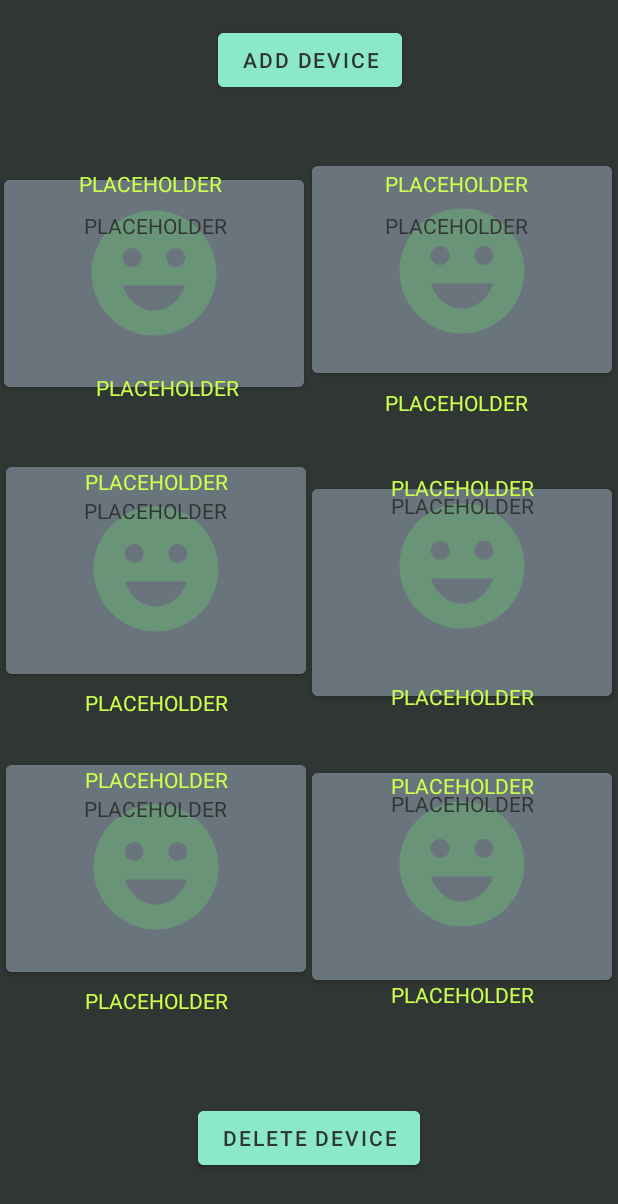
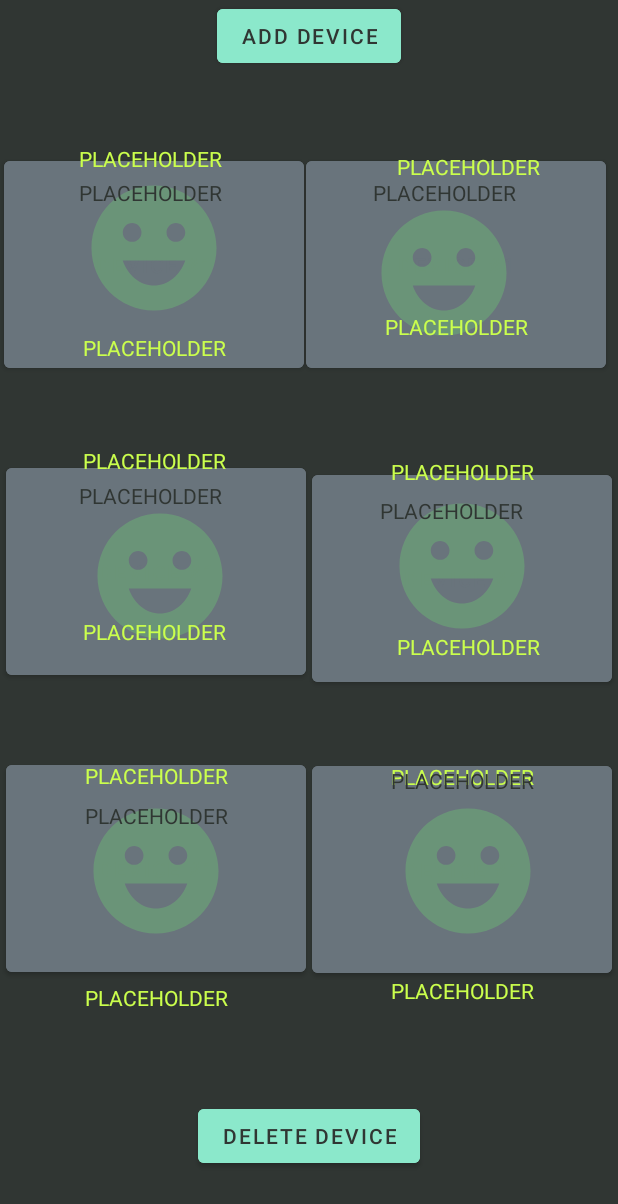
Before and after one commit to qclalo/capstone, an Android app: the layout fragment_six_device.xml on its own in the app's theme, with its tools: preview values and no code run, on a phone screen of 412 x 824 dp. Shown: the top 1204 px of the screen. Run offline under Robolectric (Android 15) with nearby library versions, the phone set to English and light mode, and no system bars.

Commit message:
corrected constraint layouts of fragment_six_device.xml to adapt to tablets and desktops.

```diff
--- a/NEMoCoDe_App/app/src/main/res/layout/fragment_six_device.xml
+++ b/NEMoCoDe_App/app/src/main/res/layout/fragment_six_device.xml
@@ -21,12 +21,13 @@
             android:layout_width="wrap_content"
             android:layout_height="wrap_content"
             android:layout_gravity="center"
-            android:layout_marginTop="16dp"
+            android:layout_marginStart="144dp"
             android:layout_marginEnd="144dp"
             android:backgroundTint="@color/mint"
             android:text="@string/add_device"
             android:textColor="@color/space"
             app:layout_constraintEnd_toEndOf="parent"
+            app:layout_constraintStart_toStartOf="parent"
             app:layout_constraintTop_toTopOf="parent" />
     </androidx.constraintlayout.widget.ConstraintLayout>
 
@@ -67,27 +68,32 @@
             app:layout_constraintHorizontal_bias="0.014"
             app:layout_constraintStart_toStartOf="parent"
             app:layout_constraintTop_toTopOf="parent"
-            app:layout_constraintVertical_bias="0.363"
+            app:layout_constraintVertical_bias="0.38"
             app:strokeColor="@color/purple_500" />
 
         <TextView
             android:id="@+id/username_text_one"
             android:layout_width="200dp"
             android:layout_height="wrap_content"
-            android:layout_marginTop="16dp"
             android:elevation="8dp"
             android:gravity="center"
             android:text="@string/placeholder"
             android:textAllCaps="true"
             android:textColor="@color/text_color"
+            app:layout_constraintBottom_toBottomOf="parent"
+            app:layout_constraintEnd_toEndOf="parent"
+            app:layout_constraintHorizontal_bias="0.0"
             app:layout_constraintStart_toStartOf="parent"
-            app:layout_constraintTop_toTopOf="parent" />
+            app:layout_constraintTop_toTopOf="parent"
+            app:layout_constraintVertical_bias="0.079" />
+
+        <!-- end of button one -->
+        <!-- button two top right -->
 
         <TextView
             android:id="@+id/deviceid_text_one"
             android:layout_width="200dp"
             android:layout_height="wrap_content"
-            android:layout_marginStart="11dp"
             android:layout_marginBottom="27dp"
             android:elevation="8dp"
             android:gravity="center"
@@ -95,83 +101,93 @@
             android:textAllCaps="true"
             android:textColor="@color/text_color"
             app:layout_constraintBottom_toBottomOf="parent"
-            app:layout_constraintStart_toStartOf="parent" />
+            app:layout_constraintEnd_toEndOf="parent"
+            app:layout_constraintHorizontal_bias="0.014"
+            app:layout_constraintStart_toStartOf="parent"
+            app:layout_constraintTop_toTopOf="parent"
+            app:layout_constraintVertical_bias="0.902" />
 
         <TextView
             android:id="@+id/severity_text_one"
             android:layout_width="200dp"
             android:layout_height="wrap_content"
-            android:layout_marginStart="3dp"
-            android:layout_marginTop="44dp"
             android:elevation="8dp"
             android:gravity="center"
             android:text="@string/placeholder"
             android:textAllCaps="true"
             android:textColor="@color/space"
+            app:layout_constraintBottom_toBottomOf="parent"
+            app:layout_constraintEnd_toEndOf="parent"
+            app:layout_constraintHorizontal_bias="0.0"
             app:layout_constraintStart_toStartOf="parent"
-            app:layout_constraintTop_toTopOf="parent" />
-
-        <!-- end of button one -->
-        <!-- button two top right -->
+            app:layout_constraintTop_toTopOf="parent"
+            app:layout_constraintVertical_bias="0.202" />
 
         <Button
             android:id="@+id/device_button_two"
             android:layout_width="200dp"
             android:layout_height="150dp"
-            android:layout_marginTop="8dp"
-            android:layout_marginEnd="4dp"
             android:backgroundTint="@color/button_color"
             android:text="@string/no_text"
             android:textColor="@color/button_color"
+            app:layout_constraintBottom_toBottomOf="parent"
             app:layout_constraintEnd_toEndOf="parent"
+            app:layout_constraintHorizontal_bias="0.962"
+            app:layout_constraintStart_toStartOf="parent"
             app:layout_constraintTop_toTopOf="parent"
+            app:layout_constraintVertical_bias="0.38"
             app:strokeColor="@color/purple_500" />
 
         <ImageView
             android:id="@+id/severity_icon_two"
             android:layout_width="200dp"
             android:layout_height="100dp"
-            android:layout_marginTop="34dp"
-            android:layout_marginEnd="4dp"
             android:elevation="8dp"
             android:src="@drawable/ic_healthy_severity"
+            app:layout_constraintBottom_toBottomOf="parent"
             app:layout_constraintEnd_toEndOf="parent"
+            app:layout_constraintHorizontal_bias="0.924"
+            app:layout_constraintStart_toStartOf="parent"
             app:layout_constraintTop_toTopOf="parent"
+            app:layout_constraintVertical_bias="0.495"
             app:tint="@color/healthy_icon_color" />
 
         <TextView
             android:id="@+id/username_text_two"
             android:layout_width="200dp"
             android:layout_height="wrap_content"
-            android:layout_marginTop="16dp"
-            android:layout_marginEnd="8dp"
             android:elevation="8dp"
             android:gravity="center"
             android:text="@string/placeholder"
             android:textAllCaps="true"
             android:textColor="@color/text_color"
+            app:layout_constraintBottom_toBottomOf="parent"
             app:layout_constraintEnd_toEndOf="parent"
-            app:layout_constraintTop_toTopOf="parent" />
+            app:layout_constraintHorizontal_bias="1.0"
+            app:layout_constraintStart_toStartOf="parent"
+            app:layout_constraintTop_toTopOf="parent"
+            app:layout_constraintVertical_bias="0.108" />
 
         <TextView
             android:id="@+id/severity_text_two"
             android:layout_width="200dp"
             android:layout_height="wrap_content"
-            android:layout_marginTop="44dp"
-            android:layout_marginEnd="8dp"
             android:elevation="8dp"
             android:gravity="center"
             android:text="@string/placeholder"
             android:textAllCaps="true"
             android:textColor="@color/space"
+            app:layout_constraintBottom_toBottomOf="parent"
             app:layout_constraintEnd_toEndOf="parent"
-            app:layout_constraintTop_toTopOf="parent" />
+            app:layout_constraintHorizontal_bias="0.924"
+            app:layout_constraintStart_toStartOf="parent"
+            app:layout_constraintTop_toTopOf="parent"
+            app:layout_constraintVertical_bias="0.202" />
 
         <TextView
             android:id="@+id/deviceid_text_two"
             android:layout_width="200dp"
             android:layout_height="wrap_content"
-            android:layout_marginEnd="8dp"
             android:layout_marginBottom="17dp"
             android:elevation="8dp"
             android:gravity="center"
@@ -179,7 +195,11 @@
             android:textAllCaps="true"
             android:textColor="@color/text_color"
             app:layout_constraintBottom_toBottomOf="parent"
-            app:layout_constraintEnd_toEndOf="parent" />
+            app:layout_constraintEnd_toEndOf="parent"
+            app:layout_constraintHorizontal_bias="0.962"
+            app:layout_constraintStart_toStartOf="parent"
+            app:layout_constraintTop_toTopOf="parent"
+            app:layout_constraintVertical_bias="0.762" />
     </androidx.constraintlayout.widget.ConstraintLayout>
 
     <androidx.constraintlayout.widget.ConstraintLayout
@@ -192,72 +212,83 @@
         tools:layout_editor_absoluteY="266dp">
 
         <!-- button three middle left -->
+
         <Button
             android:id="@+id/device_button_three"
             android:layout_width="200dp"
             android:layout_height="150dp"
-            android:layout_marginTop="10dp"
-            android:layout_marginEnd="208dp"
             android:backgroundTint="@color/button_color"
             android:text="@string/no_text"
             android:textColor="@color/button_color"
+            app:layout_constraintBottom_toBottomOf="parent"
             app:layout_constraintEnd_toEndOf="parent"
+            app:layout_constraintHorizontal_bias="0.018"
+            app:layout_constraintStart_toStartOf="parent"
             app:layout_constraintTop_toTopOf="parent"
+            app:layout_constraintVertical_bias="0.408"
             app:strokeColor="@color/purple_500" />
 
         <ImageView
             android:id="@+id/severity_icon_three"
             android:layout_width="200dp"
             android:layout_height="100dp"
-            android:layout_marginTop="34dp"
-            android:layout_marginEnd="208dp"
             android:elevation="8dp"
             android:src="@drawable/ic_healthy_severity"
+            app:layout_constraintBottom_toBottomOf="parent"
             app:layout_constraintEnd_toEndOf="parent"
+            app:layout_constraintHorizontal_bias="0.033"
+            app:layout_constraintStart_toStartOf="parent"
             app:layout_constraintTop_toTopOf="parent"
+            app:layout_constraintVertical_bias="0.487"
             app:tint="@color/healthy_icon_color" />
 
         <TextView
             android:id="@+id/username_text_three"
             android:layout_width="200dp"
             android:layout_height="wrap_content"
-            android:layout_marginTop="16dp"
-            android:layout_marginEnd="208dp"
-            android:elevation="8dp"
-            android:gravity="center"
-            android:text="@string/placeholder"
-            android:textAllCaps="true"
-            android:textColor="@color/text_color"
-            app:layout_constraintEnd_toEndOf="parent"
-            app:layout_constraintTop_toTopOf="parent" />
-
-        <TextView
-            android:id="@+id/severity_text_three"
-            android:layout_width="200dp"
-            android:layout_height="wrap_content"
-            android:layout_marginStart="3dp"
-            android:layout_marginTop="35dp"
-            android:elevation="8dp"
-            android:gravity="center"
-            android:text="@string/placeholder"
-            android:textAllCaps="true"
-            android:textColor="@color/space"
-            app:layout_constraintStart_toStartOf="parent"
-            app:layout_constraintTop_toTopOf="parent" />
-
-        <TextView
-            android:id="@+id/deviceid_text_three"
-            android:layout_width="200dp"
-            android:layout_height="wrap_content"
-            android:layout_marginStart="4dp"
-            android:layout_marginBottom="16dp"
             android:elevation="8dp"
             android:gravity="center"
             android:text="@string/placeholder"
             android:textAllCaps="true"
             android:textColor="@color/text_color"
             app:layout_constraintBottom_toBottomOf="parent"
-            app:layout_constraintStart_toStartOf="parent" />
+            app:layout_constraintEnd_toEndOf="parent"
+            app:layout_constraintHorizontal_bias="0.014"
+            app:layout_constraintStart_toStartOf="parent"
+            app:layout_constraintTop_toTopOf="parent"
+            app:layout_constraintVertical_bias="0.074" />
+
+        <TextView
+            android:id="@+id/severity_text_three"
+            android:layout_width="200dp"
+            android:layout_height="wrap_content"
+            android:elevation="8dp"
+            android:gravity="center"
+            android:text="@string/placeholder"
+            android:textAllCaps="true"
+            android:textColor="@color/space"
+            app:layout_constraintBottom_toBottomOf="parent"
+            app:layout_constraintEnd_toEndOf="parent"
+            app:layout_constraintHorizontal_bias="0.0"
+            app:layout_constraintStart_toStartOf="parent"
+            app:layout_constraintTop_toTopOf="parent"
+            app:layout_constraintVertical_bias="0.198" />
+
+        <TextView
+            android:id="@+id/deviceid_text_three"
+            android:layout_width="200dp"
+            android:layout_height="wrap_content"
+            android:elevation="8dp"
+            android:gravity="center"
+            android:text="@string/placeholder"
+            android:textAllCaps="true"
+            android:textColor="@color/text_color"
+            app:layout_constraintBottom_toBottomOf="parent"
+            app:layout_constraintEnd_toEndOf="parent"
+            app:layout_constraintHorizontal_bias="0.014"
+            app:layout_constraintStart_toStartOf="parent"
+            app:layout_constraintTop_toTopOf="parent"
+            app:layout_constraintVertical_bias="0.693" />
 
         <Button
             android:id="@+id/device_button_four"
@@ -277,12 +308,14 @@
             android:id="@+id/severity_icon_four"
             android:layout_width="200dp"
             android:layout_height="100dp"
-            android:layout_marginTop="32dp"
-            android:layout_marginEnd="4dp"
             android:elevation="8dp"
             android:src="@drawable/ic_healthy_severity"
+            app:layout_constraintBottom_toBottomOf="parent"
             app:layout_constraintEnd_toEndOf="parent"
+            app:layout_constraintHorizontal_bias="0.981"
+            app:layout_constraintStart_toStartOf="parent"
             app:layout_constraintTop_toTopOf="parent"
+            app:layout_constraintVertical_bias="0.421"
             app:tint="@color/healthy_icon_color" />
 
         <TextView
@@ -305,15 +338,17 @@
             android:id="@+id/severity_text_four"
             android:layout_width="200dp"
             android:layout_height="wrap_content"
-            android:layout_marginTop="32dp"
-            android:layout_marginEnd="4dp"
             android:elevation="8dp"
             android:gravity="center"
             android:text="@string/placeholder"
             android:textAllCaps="true"
             android:textColor="@color/space"
+            app:layout_constraintBottom_toBottomOf="parent"
             app:layout_constraintEnd_toEndOf="parent"
-            app:layout_constraintTop_toTopOf="parent" />
+            app:layout_constraintHorizontal_bias="0.947"
+            app:layout_constraintStart_toStartOf="parent"
+            app:layout_constraintTop_toTopOf="parent"
+            app:layout_constraintVertical_bias="0.252" />
 
         <TextView
             android:id="@+id/deviceid_text_four"
@@ -325,11 +360,11 @@
             android:textAllCaps="true"
             android:textColor="@color/text_color"
             app:layout_constraintBottom_toBottomOf="parent"
-            app:layout_constraintEnd_toEndOf="@+id/device_button_four"
-            app:layout_constraintHorizontal_bias="0.0"
-            app:layout_constraintStart_toStartOf="@+id/device_button_four"
+            app:layout_constraintEnd_toEndOf="parent"
+            app:layout_constraintHorizontal_bias="1.0"
+            app:layout_constraintStart_toStartOf="parent"
             app:layout_constraintTop_toTopOf="parent"
-            app:layout_constraintVertical_bias="0.887" />
+            app:layout_constraintVertical_bias="0.747" />
 
     </androidx.constraintlayout.widget.ConstraintLayout>
 
@@ -342,58 +377,67 @@
         android:orientation="vertical">
 
         <!-- button five bottom left-->
+
         <Button
             android:id="@+id/device_button_five"
             android:layout_width="200dp"
             android:layout_height="150dp"
-            android:layout_marginTop="10dp"
-            android:layout_marginEnd="208dp"
             android:backgroundTint="@color/button_color"
             android:text="@string/no_text"
             android:textColor="@color/button_color"
+            app:layout_constraintBottom_toBottomOf="parent"
             app:layout_constraintEnd_toEndOf="parent"
+            app:layout_constraintHorizontal_bias="0.018"
+            app:layout_constraintStart_toStartOf="parent"
             app:layout_constraintTop_toTopOf="parent"
+            app:layout_constraintVertical_bias="0.309"
             app:strokeColor="@color/purple_500" />
 
         <ImageView
             android:id="@+id/severity_icon_five"
             android:layout_width="200dp"
             android:layout_height="100dp"
-            android:layout_marginTop="34dp"
-            android:layout_marginEnd="208dp"
             android:elevation="8dp"
             android:src="@drawable/ic_healthy_severity"
+            app:layout_constraintBottom_toBottomOf="parent"
             app:layout_constraintEnd_toEndOf="parent"
+            app:layout_constraintHorizontal_bias="0.018"
+            app:layout_constraintStart_toStartOf="parent"
             app:layout_constraintTop_toTopOf="parent"
+            app:layout_constraintVertical_bias="0.421"
             app:tint="@color/healthy_icon_color" />
 
         <TextView
             android:id="@+id/username_text_five"
             android:layout_width="200dp"
             android:layout_height="wrap_content"
-            android:layout_marginTop="16dp"
-            android:layout_marginEnd="208dp"
             android:elevation="8dp"
             android:gravity="center"
             android:text="@string/placeholder"
             android:textAllCaps="true"
             android:textColor="@color/text_color"
+            app:layout_constraintBottom_toBottomOf="parent"
             app:layout_constraintEnd_toEndOf="parent"
-            app:layout_constraintTop_toTopOf="parent" />
+            app:layout_constraintHorizontal_bias="0.018"
+            app:layout_constraintStart_toStartOf="parent"
+            app:layout_constraintTop_toTopOf="parent"
+            app:layout_constraintVertical_bias="0.108" />
 
         <TextView
             android:id="@+id/severity_text_five"
             android:layout_width="200dp"
             android:layout_height="wrap_content"
-            android:layout_marginStart="3dp"
-            android:layout_marginTop="35dp"
             android:elevation="8dp"
             android:gravity="center"
             android:text="@string/placeholder"
             android:textAllCaps="true"
             android:textColor="@color/space"
+            app:layout_constraintBottom_toBottomOf="parent"
+            app:layout_constraintEnd_toEndOf="parent"
+            app:layout_constraintHorizontal_bias="0.018"
             app:layout_constraintStart_toStartOf="parent"
-            app:layout_constraintTop_toTopOf="parent" />
+            app:layout_constraintTop_toTopOf="parent"
+            app:layout_constraintVertical_bias="0.252" />
 
         <TextView
             android:id="@+id/deviceid_text_five"
@@ -428,12 +472,14 @@
             android:id="@+id/severity_icon_six"
             android:layout_width="200dp"
             android:layout_height="100dp"
-            android:layout_marginTop="32dp"
-            android:layout_marginEnd="4dp"
             android:elevation="8dp"
             android:src="@drawable/ic_healthy_severity"
+            app:layout_constraintBottom_toBottomOf="parent"
             app:layout_constraintEnd_toEndOf="parent"
+            app:layout_constraintHorizontal_bias="1.0"
+            app:layout_constraintStart_toStartOf="parent"
             app:layout_constraintTop_toTopOf="parent"
+            app:layout_constraintVertical_bias="0.421"
             app:tint="@color/healthy_icon_color" />
 
         <TextView
@@ -458,11 +504,13 @@
             android:layout_height="wrap_content"
             android:layout_marginTop="32dp"
             android:layout_marginEnd="4dp"
+            android:layout_marginBottom="170dp"
             android:elevation="8dp"
             android:gravity="center"
             android:text="@string/placeholder"
             android:textAllCaps="true"
             android:textColor="@color/space"
+            app:layout_constraintBottom_toBottomOf="parent"
             app:layout_constraintEnd_toEndOf="parent"
             app:layout_constraintTop_toTopOf="parent" />
 
@@ -481,8 +529,6 @@
             app:layout_constraintStart_toStartOf="@+id/device_button_six"
             app:layout_constraintTop_toTopOf="parent"
             app:layout_constraintVertical_bias="0.887" />
-
-
 
 
     </androidx.constraintlayout.widget.ConstraintLayout>
```
